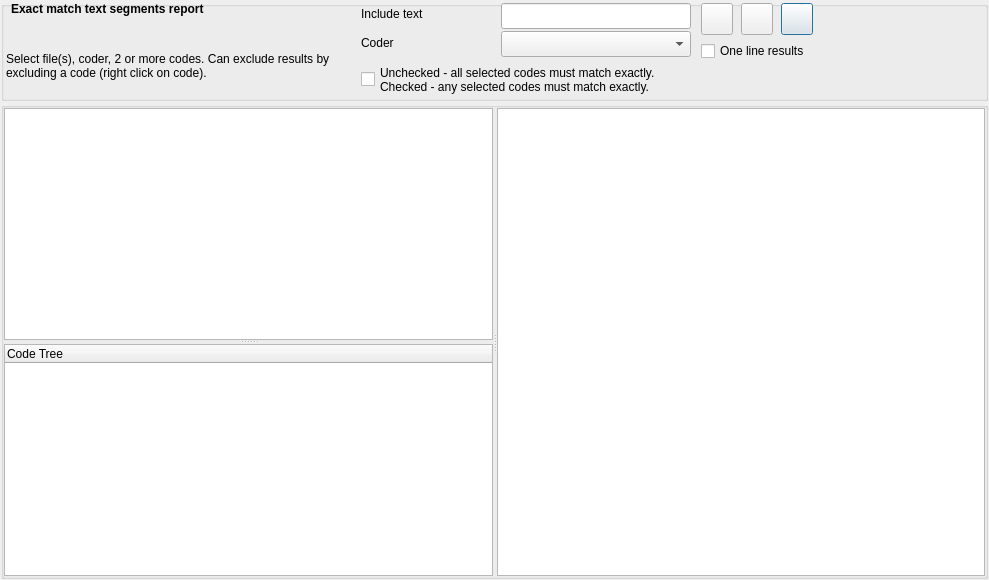
Before: the Qt Designer form src/GUI_UIs/ui_report_matching_segments.ui in ccbogel/QualCoder, drawn with Qt 5.
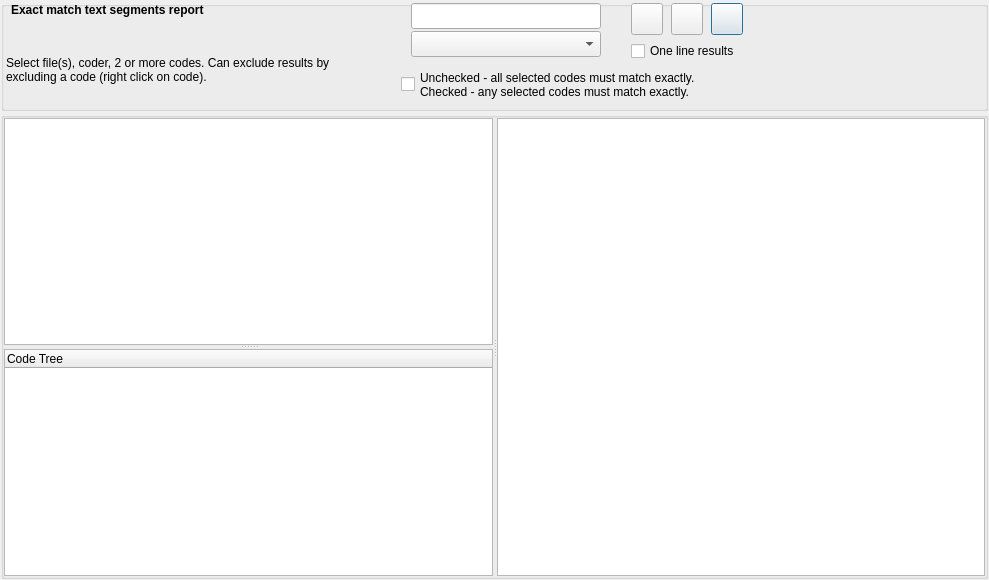
After: the same form once the commit is applied.

Commit message: icon widgets

The edit to the form file:
```diff
--- a/src/GUI_UIs/ui_report_matching_segments.ui
+++ b/src/GUI_UIs/ui_report_matching_segments.ui
@@ -43,13 +43,13 @@
      <property name="minimumSize">
       <size>
        <width>0</width>
-       <height>100</height>
+       <height>110</height>
       </size>
      </property>
      <property name="maximumSize">
       <size>
        <width>16777215</width>
-       <height>100</height>
+       <height>110</height>
       </size>
      </property>
      <property name="title">
@@ -58,7 +58,7 @@
      <widget class="QComboBox" name="comboBox_coders">
       <property name="geometry">
        <rect>
-        <x>500</x>
+        <x>410</x>
         <y>30</y>
         <width>190</width>
         <height>26</height>
@@ -72,14 +72,13 @@
       <property name="geometry">
        <rect>
         <x>10</x>
-        <y>1</y>
+        <y>2</y>
         <width>291</width>
         <height>26</height>
        </rect>
       </property>
       <property name="font">
        <font>
-        <weight>75</weight>
         <bold>true</bold>
        </font>
       </property>
@@ -102,9 +101,9 @@
      <widget class="QLabel" name="label_coder">
       <property name="geometry">
        <rect>
-        <x>360</x>
-        <y>28</y>
-        <width>131</width>
+        <x>370</x>
+        <y>30</y>
+        <width>30</width>
         <height>28</height>
        </rect>
       </property>
@@ -112,13 +111,13 @@
        <string>&lt;html&gt;&lt;head/&gt;&lt;body&gt;&lt;p&gt;Select coder. Blank for all&lt;/p&gt;&lt;/body&gt;&lt;/html&gt;</string>
       </property>
       <property name="text">
-       <string>Coder</string>
+       <string/>
       </property>
      </widget>
      <widget class="QPushButton" name="pushButton_export">
       <property name="geometry">
        <rect>
-        <x>780</x>
+        <x>710</x>
         <y>2</y>
         <width>32</width>
         <height>32</height>
@@ -134,7 +133,7 @@
      <widget class="QPushButton" name="pushButton_run">
       <property name="geometry">
        <rect>
-        <x>740</x>
+        <x>670</x>
         <y>2</y>
         <width>32</width>
         <height>32</height>
@@ -150,23 +149,23 @@
      <widget class="QLabel" name="label_include">
       <property name="geometry">
        <rect>
-        <x>360</x>
-        <y>0</y>
-        <width>131</width>
-        <height>26</height>
+        <x>370</x>
+        <y>1</y>
+        <width>30</width>
+        <height>28</height>
        </rect>
       </property>
       <property name="toolTip">
        <string>&lt;html&gt;&lt;head/&gt;&lt;body&gt;&lt;p&gt;Coded text must include the text here.&lt;/p&gt;&lt;/body&gt;&lt;/html&gt;</string>
       </property>
       <property name="text">
-       <string>Include text</string>
+       <string/>
       </property>
      </widget>
      <widget class="QLineEdit" name="lineEdit_include">
       <property name="geometry">
        <rect>
-        <x>500</x>
+        <x>410</x>
         <y>2</y>
         <width>190</width>
         <height>26</height>
@@ -177,9 +176,9 @@
       <property name="geometry">
        <rect>
         <x>5</x>
-        <y>29</y>
+        <y>34</y>
         <width>341</width>
-        <height>71</height>
+        <height>69</height>
        </rect>
       </property>
       <property name="text">
@@ -195,10 +194,10 @@
      <widget class="QCheckBox" name="checkBox_any_matches">
       <property name="geometry">
        <rect>
-        <x>360</x>
+        <x>400</x>
         <y>63</y>
         <width>621</width>
-        <height>31</height>
+        <height>41</height>
        </rect>
       </property>
       <property name="text">
@@ -209,9 +208,9 @@
      <widget class="QCheckBox" name="checkBox_one_line">
       <property name="geometry">
        <rect>
-        <x>700</x>
+        <x>630</x>
         <y>40</y>
-        <width>211</width>
+        <width>281</width>
         <height>20</height>
        </rect>
       </property>
@@ -225,7 +224,7 @@
      <widget class="QPushButton" name="pushButton_file_filter">
       <property name="geometry">
        <rect>
-        <x>700</x>
+        <x>630</x>
         <y>2</y>
         <width>32</width>
         <height>32</height>
```
Left out of the diff: 17 changed lines with no effect on the pictures.
